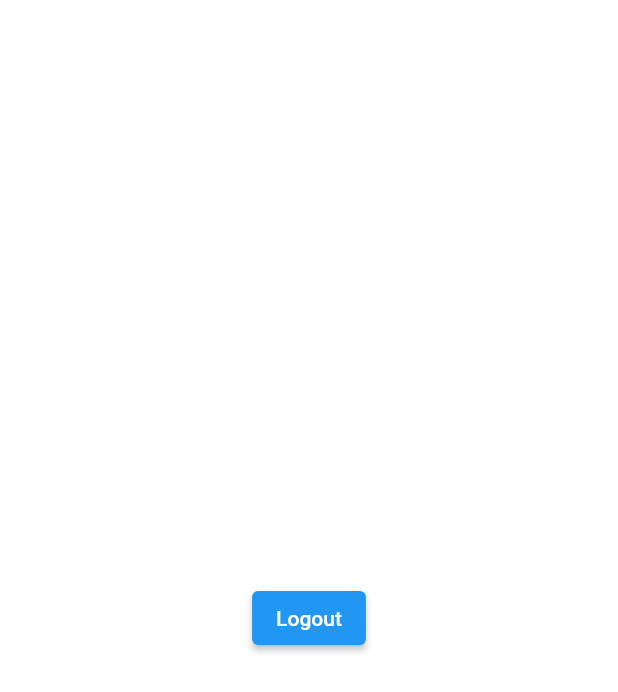
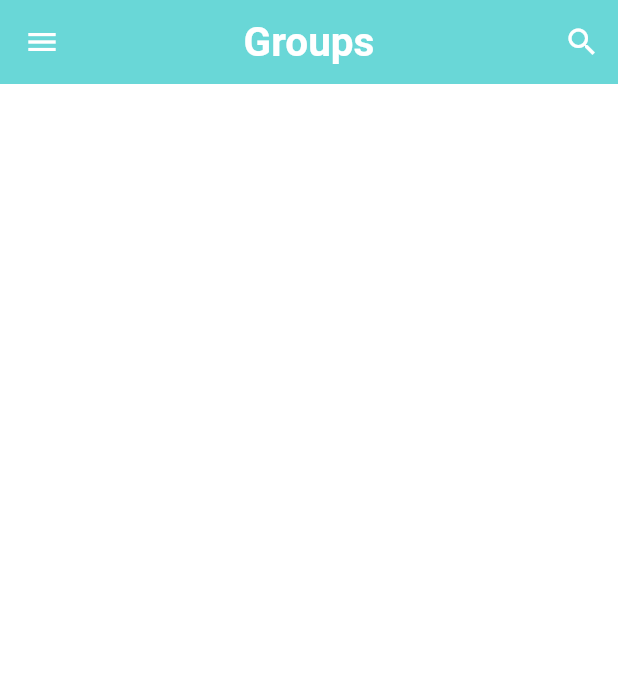
Before and after one commit to Floovera/chatapp, a Flutter app: the HomePage screen opened directly, on a phone screen of 412 x 824 dp. Shown: the top 692 px of the screen. Run offline on Flutter 3.47's test engine with Material 2 defaults, Android fonts, the light colour scheme and no system bars; our stand-ins replace cloud_firestore, firebase_auth, firebase_core, shared_preferences; accounts and stored records are empty.

Commit message:
Menu en logout on menu ok

```diff
--- a/lib/pages/home_page.dart
+++ b/lib/pages/home_page.dart
@@ -1,3 +1,6 @@
+import 'package:demo/helper/helper_function.dart';
+import 'package:demo/pages/profile_page.dart';
+import 'package:demo/pages/search_page.dart';
 import 'package:demo/service/auth_service.dart';
 import 'package:flutter/material.dart';
 
@@ -12,19 +15,142 @@ class HomePage extends StatefulWidget {
 }
 
 class _HomePageState extends State<HomePage> {
+  String userName ="";
+  String email="";
   AuthService authService = AuthService();
+
+  @override
+  void initState() {
+    super.initState();
+    gettingUserData();
+  }
+
+  gettingUserData() async{
+    await HelperFunctions.getUserEmailFromSF().then((value) {
+      setState(() {
+        email = value!;
+      });
+    });
+    await HelperFunctions.getUserNameFromSF().then((value) {
+      setState(() {
+        userName = value!;
+      });
+    });
+  }
 
   @override
   Widget build(BuildContext context) {
     return Scaffold(
-      body: Center(
-        child: ElevatedButton(
-            child: Text("Logout"),
-            onPressed: (){
-              authService.signOut();
-              nextScreen(context, const LoginPage());
-            }),
+      appBar: AppBar(
+        actions: [
+          IconButton(
+              onPressed: () {
+                nextScreen(context, const SearchPage());
+              },
+              icon: const Icon(
+                Icons.search,
+              ))
+        ],
+        elevation: 0,
+        centerTitle: true,
+        backgroundColor: Theme.of(context).primaryColor,
+        title: const Text(
+          "Groups",
+          style: TextStyle(
+              color: Colors.white, fontWeight: FontWeight.bold, fontSize: 27),
+        ),
+      ),
+      drawer: Drawer(
+        child: ListView(
+          padding: const EdgeInsets.symmetric(vertical: 50),
+          children: <Widget>[
+          Icon(
+          Icons.account_circle,
+          size: 150,
+          color: Colors.grey[700],
+        ),
+        const SizedBox(
+          height: 15,
+        ),
+        Text(
+          userName,
+          textAlign: TextAlign.center,
+          style: const TextStyle(fontWeight: FontWeight.bold),
+        ),
+        const SizedBox(
+          height: 30,
+        ),
+        const Divider(
+          height: 2,
+        ),
+        ListTile(
+              onTap: () {},
+              contentPadding:
+              const EdgeInsets.symmetric(horizontal: 20, vertical: 5),
+              leading: const Icon(Icons.group),
+              title: const Text(
+                "Groups",
+                style: TextStyle(color: Colors.black),
+              ),
+            ),
+        ListTile(
+          onTap: () {
+            nextScreen(context, const ProfilePage());
+          },
+          contentPadding:
+          const EdgeInsets.symmetric(horizontal: 20, vertical: 5),
+          leading: const Icon(Icons.group),
+          title: const Text(
+            "Profile",
+            style: TextStyle(color: Colors.black),
           ),
+        ),
+        ListTile(
+          onTap: () async {
+            showDialog(
+              barrierDismissible: false,
+                context: context,
+                builder: (context){
+                  return AlertDialog(
+                    title: const Text("Logout"),
+                    content: const Text("Are you sure you want to logout?"),
+                    actions: [
+                      IconButton(
+                        onPressed: () {
+                          Navigator.pop(context);
+                        },
+                        icon: const Icon(
+                          Icons.cancel,
+                          color: Colors.red,
+                        ),
+                      ),
+                      IconButton(
+                        onPressed: () async {
+                          await authService.signOut();
+                          Navigator.of(context).pushAndRemoveUntil(
+                              MaterialPageRoute(
+                                  builder: (context) => const LoginPage()),
+                                  (route) => false);
+                        },
+                        icon: const Icon(
+                          Icons.done,
+                          color: Colors.green,
+                        ),
+                      ),
+                    ],
+              ); });
+          },
+          contentPadding:
+          const EdgeInsets.symmetric(horizontal: 20, vertical: 5),
+          leading: const Icon(Icons.exit_to_app),
+          title: const Text(
+            "Logout",
+            style: TextStyle(color: Colors.black),
+          ),
+        ),
+          ],
+        )
+      ),
     );
   }
 }
```
Also changed, not shown: lib/pages/profile_page.dart (added, +15 -0 lines), lib/pages/search_page.dart (added, +15 -0 lines).
